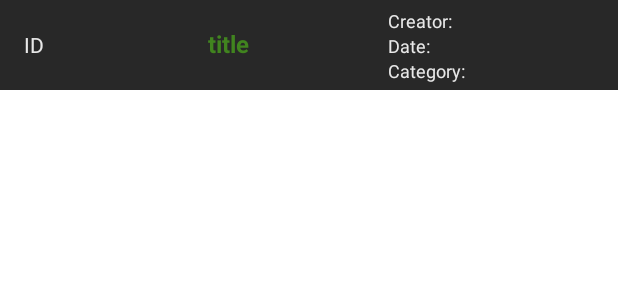
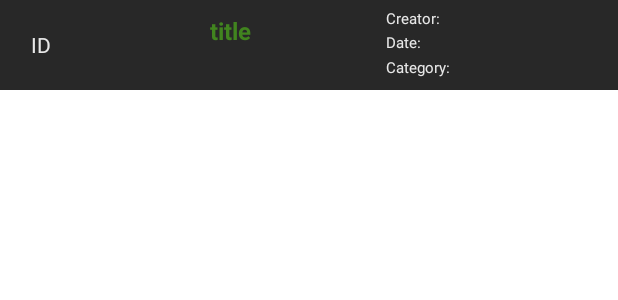
Before and after one commit to makememove/mobile, an Android app: the layout eventcsempe.xml on its own in the app's theme, with its tools: preview values and no code run, on a phone screen of 412 x 824 dp. Shown: the top 300 px of the screen. Run offline under Robolectric (Android 15) with nearby library versions, the phone set to English and light mode, and no system bars.

Commit message:
+ bugfix

```diff
--- a/app/src/main/res/layout/createevent_fragment.xml
+++ b/app/src/main/res/layout/createevent_fragment.xml
@@ -97,7 +97,7 @@
                         android:layout_width="match_parent"
                         android:layout_height="match_parent"
                         android:layout_weight="1"
-                        android:background="@color/background"
+                        android:background="@color/NormaltextColor"
                         android:entries="@array/category_array"
                         android:popupBackground="@color/NormaltextColor" />
 
@@ -125,7 +125,7 @@
                         android:layout_width="match_parent"
                         android:layout_height="match_parent"
                         android:layout_weight="1"
-                        android:background="@color/background"
+                        android:background="@color/NormaltextColor"
                         android:popupBackground="@color/NormaltextColor" />
 
                 </LinearLayout>
@@ -214,7 +214,7 @@
                         android:layout_width="match_parent"
                         android:layout_height="match_parent"
                         android:layout_weight="1"
-                        android:background="@color/background"
+                        android:background="@color/NormaltextColor"
                         android:entries="@array/visibility_array"
                         android:popupBackground="@color/NormaltextColor" />
 
--- a/app/src/main/res/layout/eventcsempe.xml
+++ b/app/src/main/res/layout/eventcsempe.xml
@@ -10,7 +10,8 @@
         android:layout_width="match_parent"
         android:layout_height="60dp"
         android:background="@color/Headerbg"
-        android:orientation="horizontal">
+        android:orientation="horizontal"
+        android:padding="5dp">
 
         <TextView
             android:id="@+id/tv_eventID"
@@ -26,8 +27,8 @@
         <TextView
             android:id="@+id/tv_title"
             android:layout_width="0dp"
-            android:layout_height="wrap_content"
-            android:layout_marginBottom="8dp"
+            android:layout_height="match_parent"
+            android:layout_marginTop="4dp"
             android:layout_weight="1.4"
             android:background="@color/Headerbg"
             android:text="@string/titlehint"
@@ -39,8 +40,6 @@
         <LinearLayout
             android:layout_width="0dp"
             android:layout_height="match_parent"
-            android:layout_marginTop="5dp"
-            android:layout_marginBottom="5dp"
             android:layout_weight="1"
             android:background="@color/Headerbg"
             android:orientation="vertical">
@@ -48,29 +47,32 @@
             <TextView
                 android:id="@+id/tv_EventCreator"
                 android:layout_width="match_parent"
-                android:layout_height="wrap_content"
+                android:layout_height="0dp"
+                android:layout_weight="1"
                 android:background="@color/Headerbg"
                 android:text="Creator:"
                 android:textColor="@color/NormaltextColor"
-                android:textSize="12sp" />
+                android:textSize="10sp" />
 
             <TextView
                 android:id="@+id/tv_Eventdate"
                 android:layout_width="match_parent"
-                android:layout_height="wrap_content"
+                android:layout_height="0dp"
+                android:layout_weight="1"
                 android:background="@color/Headerbg"
                 android:text="Date:"
                 android:textColor="@color/NormaltextColor"
-                android:textSize="12sp" />
+                android:textSize="10sp" />
 
             <TextView
                 android:id="@+id/tv_eventtype"
                 android:layout_width="match_parent"
-                android:layout_height="wrap_content"
+                android:layout_height="0dp"
+                android:layout_weight="1"
                 android:background="@color/Headerbg"
                 android:text="Category: "
                 android:textColor="@color/NormaltextColor"
-                android:textSize="12sp" />
+                android:textSize="10sp" />
 
         </LinearLayout>
 
```
Also changed, not shown: app/src/main/java/makememove/ml/makememove/activities/fragments/UserMainFragment.java (+7 -0 lines).
